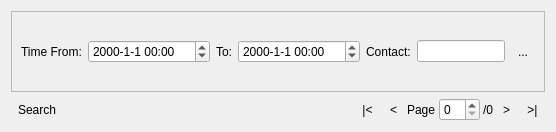
First picture: the form in APP/src/messenger/imclient/chatwindow/messagehistoryview.ui, repository RallyWRT/qtapplications, before the edit.
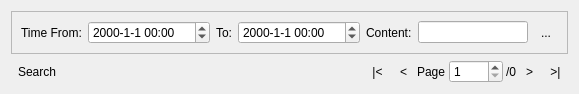
Second picture: the form after the edit. Icons and pictures are not drawn.

The edit to the form file:
```diff
--- a/APP/src/messenger/imclient/chatwindow/messagehistoryview.ui
+++ b/APP/src/messenger/imclient/chatwindow/messagehistoryview.ui
@@ -6,15 +6,104 @@
    <rect>
     <x>0</x>
     <y>0</y>
-    <width>556</width>
-    <height>132</height>
+    <width>579</width>
+    <height>92</height>
    </rect>
   </property>
+  <property name="sizePolicy">
+   <sizepolicy hsizetype="Expanding" vsizetype="Expanding">
+    <horstretch>0</horstretch>
+    <verstretch>0</verstretch>
+   </sizepolicy>
+  </property>
   <property name="windowTitle">
    <string>Message History</string>
   </property>
-  <layout class="QGridLayout" name="gridLayout">
-   <item row="1" column="0">
+  <layout class="QVBoxLayout" name="verticalLayoutMain">
+   <item>
+    <widget class="QFrame" name="frameSearch">
+     <property name="frameShape">
+      <enum>QFrame::StyledPanel</enum>
+     </property>
+     <property name="frameShadow">
+      <enum>QFrame::Raised</enum>
+     </property>
+     <layout class="QHBoxLayout" name="horizontalLayout_2">
+      <item>
+       <widget class="QLabel" name="label_3">
+        <property name="text">
+         <string>Time From:</string>
+        </property>
+       </widget>
+      </item>
+      <item>
+       <widget class="QDateTimeEdit" name="dateTimeEditStartTime">
+        <property name="currentSection">
+         <enum>QDateTimeEdit::YearSection</enum>
+        </property>
+        <property name="displayFormat">
+         <string>yyyy-M-d hh:mm</string>
+        </property>
+       </widget>
+      </item>
+      <item>
+       <widget class="QLabel" name="label_2">
+        <property name="text">
+         <string>To:</string>
+        </property>
+       </widget>
+      </item>
+      <item>
+       <widget class="QDateTimeEdit" name="dateTimeEditEndTime">
+        <property name="currentSection">
+         <enum>QDateTimeEdit::YearSection</enum>
+        </property>
+        <property name="displayFormat">
+         <string>yyyy-M-d hh:mm</string>
+        </property>
+       </widget>
+      </item>
+      <item>
+       <widget class="QLabel" name="labelContent">
+        <property name="text">
+         <string>Content:</string>
+        </property>
+       </widget>
+      </item>
+      <item>
+       <widget class="QLineEdit" name="lineEditContent">
+        <property name="sizePolicy">
+         <sizepolicy hsizetype="MinimumExpanding" vsizetype="Fixed">
+          <horstretch>0</horstretch>
+          <verstretch>0</verstretch>
+         </sizepolicy>
+        </property>
+       </widget>
+      </item>
+      <item>
+       <widget class="QToolButton" name="toolButtonSearch">
+        <property name="toolTip">
+         <string>Search</string>
+        </property>
+        <property name="text">
+         <string>...</string>
+        </property>
+        <property name="icon">
+         <iconset resource="../resources.qrc">
+          <normaloff>:/resources/images/find.png</normaloff>:/resources/images/find.png</iconset>
+        </property>
+        <property name="checked">
+         <bool>false</bool>
+        </property>
+        <property name="autoRaise">
+         <bool>true</bool>
+        </property>
+       </widget>
+      </item>
+     </layout>
+    </widget>
+   </item>
+   <item>
     <layout class="QHBoxLayout" name="horizontalLayout">
      <property name="spacing">
       <number>3</number>
@@ -31,6 +120,12 @@
         <iconset resource="../resources.qrc">
          <normaloff>:/resources/images/find.png</normaloff>:/resources/images/find.png</iconset>
        </property>
+       <property name="checkable">
+        <bool>true</bool>
+       </property>
+       <property name="checked">
+        <bool>false</bool>
+       </property>
        <property name="toolButtonStyle">
         <enum>Qt::ToolButtonTextBesideIcon</enum>
        </property>
@@ -90,6 +185,12 @@
        <property name="toolTip">
         <string>Current Page Number</string>
        </property>
+       <property name="minimum">
+        <number>1</number>
+       </property>
+       <property name="maximum">
+        <number>9999</number>
+       </property>
       </widget>
      </item>
      <item>
@@ -127,79 +228,6 @@
      </item>
     </layout>
    </item>
-   <item row="0" column="0">
-    <widget class="QFrame" name="frameSearch">
-     <property name="frameShape">
-      <enum>QFrame::StyledPanel</enum>
-     </property>
-     <property name="frameShadow">
-      <enum>QFrame::Raised</enum>
-     </property>
-     <layout class="QHBoxLayout" name="horizontalLayout_2">
-      <item>
-       <widget class="QLabel" name="label_3">
-        <property name="text">
-         <string>Time From:</string>
-        </property>
-       </widget>
-      </item>
-      <item>
-       <widget class="QDateTimeEdit" name="dateTimeEdit">
-        <property name="currentSection">
-         <enum>QDateTimeEdit::DaySection</enum>
-        </property>
-        <property name="displayFormat">
-         <string>yyyy-M-d hh:mm</string>
-        </property>
-       </widget>
-      </item>
-      <item>
-       <widget class="QLabel" name="label_2">
-        <property name="text">
-         <string>To:</string>
-        </property>
-       </widget>
-      </item>
-      <item>
-       <widget class="QDateTimeEdit" name="dateTimeEdit_2">
-        <property name="currentSection">
-         <enum>QDateTimeEdit::DaySection</enum>
-        </property>
-        <property name="displayFormat">
-         <string>yyyy-M-d hh:mm</string>
-        </property>
-       </widget>
-      </item>
-      <item>
-       <widget class="QLabel" name="labelContact">
-        <property name="text">
-         <string>Contact:</string>
-        </property>
-       </widget>
-      </item>
-      <item>
-       <widget class="QLineEdit" name="lineEdit"/>
-      </item>
-      <item>
-       <widget class="QToolButton" name="toolButtonSearch">
-        <property name="toolTip">
-         <string>Search</string>
-        </property>
-        <property name="text">
-         <string>...</string>
-        </property>
-        <property name="icon">
-         <iconset resource="../resources.qrc">
-          <normaloff>:/resources/images/find.png</normaloff>:/resources/images/find.png</iconset>
-        </property>
-        <property name="autoRaise">
-         <bool>true</bool>
-        </property>
-       </widget>
-      </item>
-     </layout>
-    </widget>
-   </item>
   </layout>
  </widget>
  <resources>
```
Left out of the diff: 2 changed lines with no effect on the pictures.
